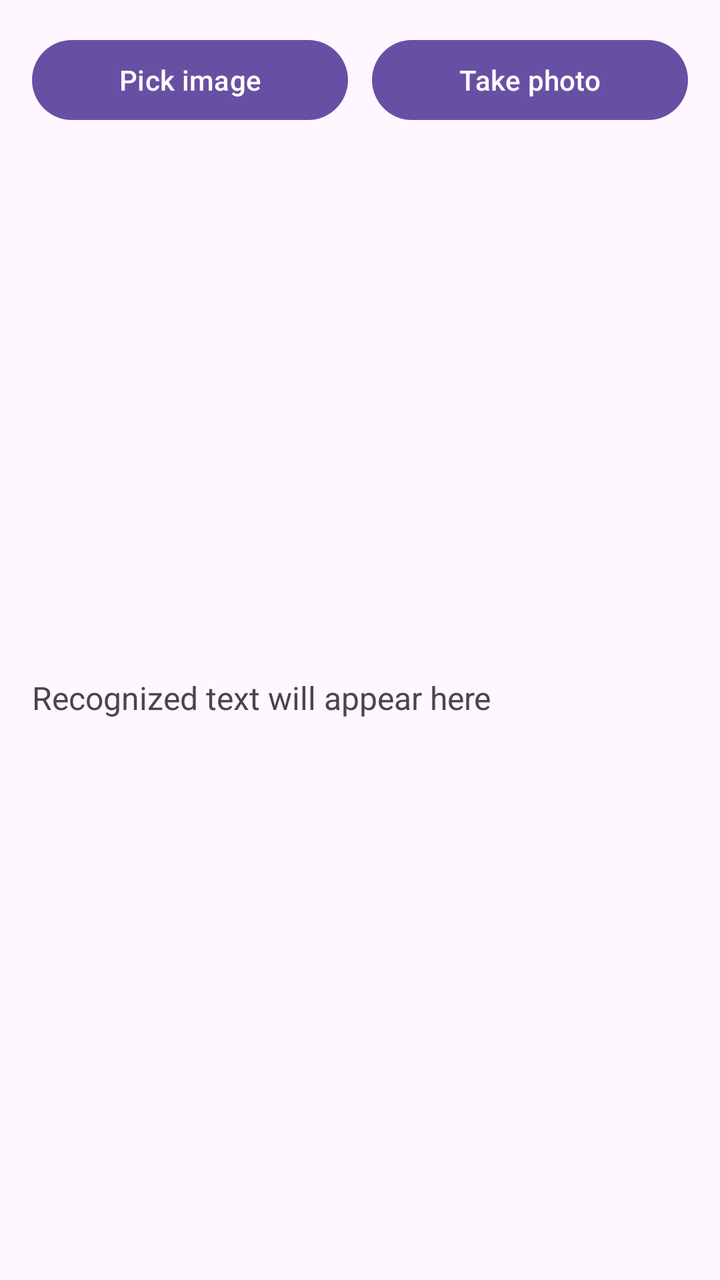
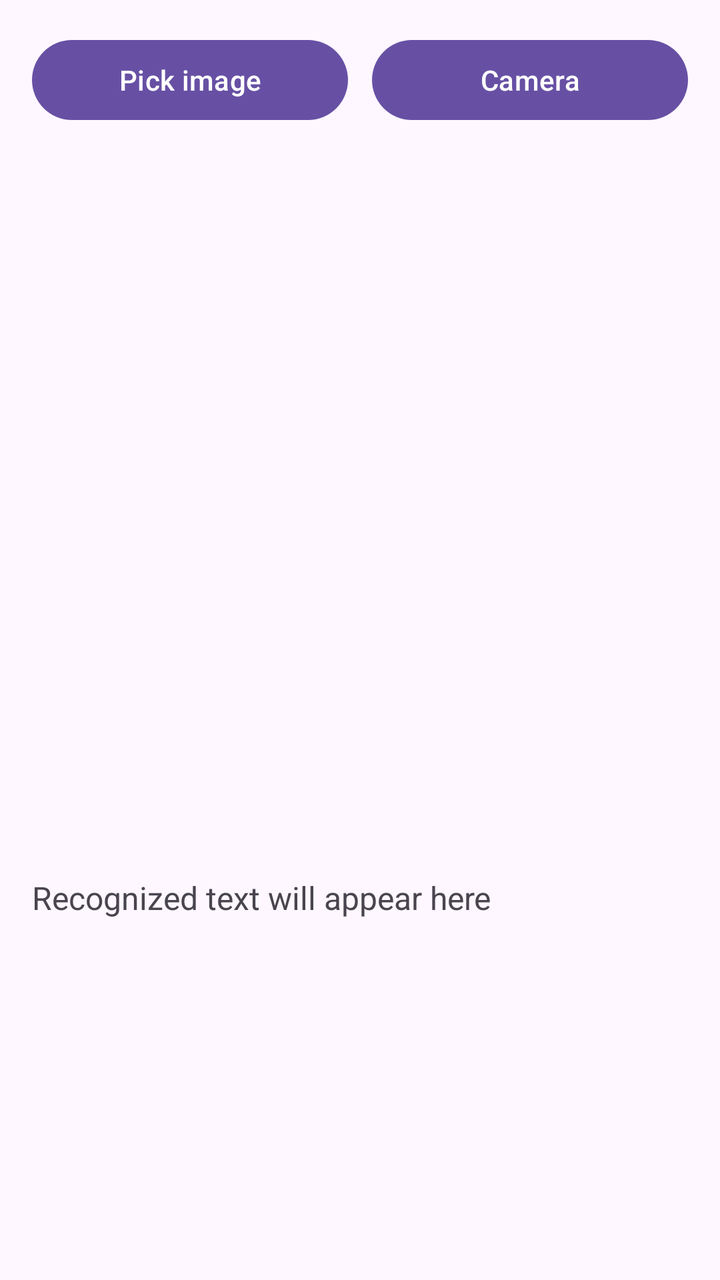

Two renders of the same Android screen: before a commit and after it. Below are the layout's source before the change and the commit's diff.
<!-- AndroidManifest.xml: application theme Theme.OcrDemo -->
<!-- res/layout/activity_main.xml -->
<?xml version="1.0" encoding="utf-8"?>
<LinearLayout xmlns:android="http://schemas.android.com/apk/res/android"
    android:layout_width="match_parent"
    android:layout_height="match_parent"
    android:orientation="vertical"
    android:padding="16dp">

    <LinearLayout
        android:layout_width="match_parent"
        android:layout_height="wrap_content"
        android:orientation="horizontal">

        <Button
            android:id="@+id/btnPick"
            android:layout_width="0dp"
            android:layout_height="wrap_content"
            android:layout_weight="1"
            android:layout_marginEnd="6dp"
            android:text="Pick image" />

        <Button
            android:id="@+id/btnCamera"
            android:layout_width="0dp"
            android:layout_height="wrap_content"
            android:layout_weight="1"
            android:layout_marginStart="6dp"
            android:text="Take photo" />
    </LinearLayout>

    <ImageView
        android:id="@+id/imageView"
        android:layout_width="match_parent"
        android:layout_height="250dp"
        android:layout_marginTop="12dp"
        android:scaleType="fitCenter" />

    <ScrollView
        android:layout_width="match_parent"
        android:layout_height="0dp"
        android:layout_weight="1"
        android:layout_marginTop="12dp">

        <TextView
            android:id="@+id/tvResult"
            android:layout_width="match_parent"
            android:layout_height="wrap_content"
            android:text="Recognized text will appear here"
            android:textIsSelectable="true"
            android:textSize="16sp" />
    </ScrollView>
</LinearLayout>
<!-- resources referenced by this layout -->
<resources>
  <style name="Theme.OcrDemo" parent="Base.Theme.OcrDemo" />
  <style name="Base.Theme.OcrDemo" parent="Theme.Material3.DayNight.NoActionBar">
          
          
      </style>
</resources>

<!-- the commit's change to res/layout/activity_main.xml (unified diff, before → after) -->
@@ -24,15 +24,34 @@
             android:layout_height="wrap_content"
             android:layout_weight="1"
             android:layout_marginStart="6dp"
-            android:text="Take photo" />
+            android:text="Camera" />
     </LinearLayout>
 
-    <ImageView
-        android:id="@+id/imageView"
+    <FrameLayout
         android:layout_width="match_parent"
-        android:layout_height="250dp"
-        android:layout_marginTop="12dp"
-        android:scaleType="fitCenter" />
+        android:layout_height="350dp"
+        android:layout_marginTop="12dp">
+
+        <ImageView
+            android:id="@+id/imageView"
+            android:layout_width="match_parent"
+            android:layout_height="match_parent"
+            android:scaleType="fitCenter" />
+
+        <androidx.camera.view.PreviewView
+            android:id="@+id/previewView"
+            android:layout_width="match_parent"
+            android:layout_height="match_parent"
+            android:visibility="gone" />
+    </FrameLayout>
+
+    <Button
+        android:id="@+id/btnCapture"
+        android:layout_width="match_parent"
+        android:layout_height="wrap_content"
+        android:layout_marginTop="8dp"
+        android:text="Capture"
+        android:visibility="gone" />
 
     <ScrollView
         android:layout_width="match_parent"
